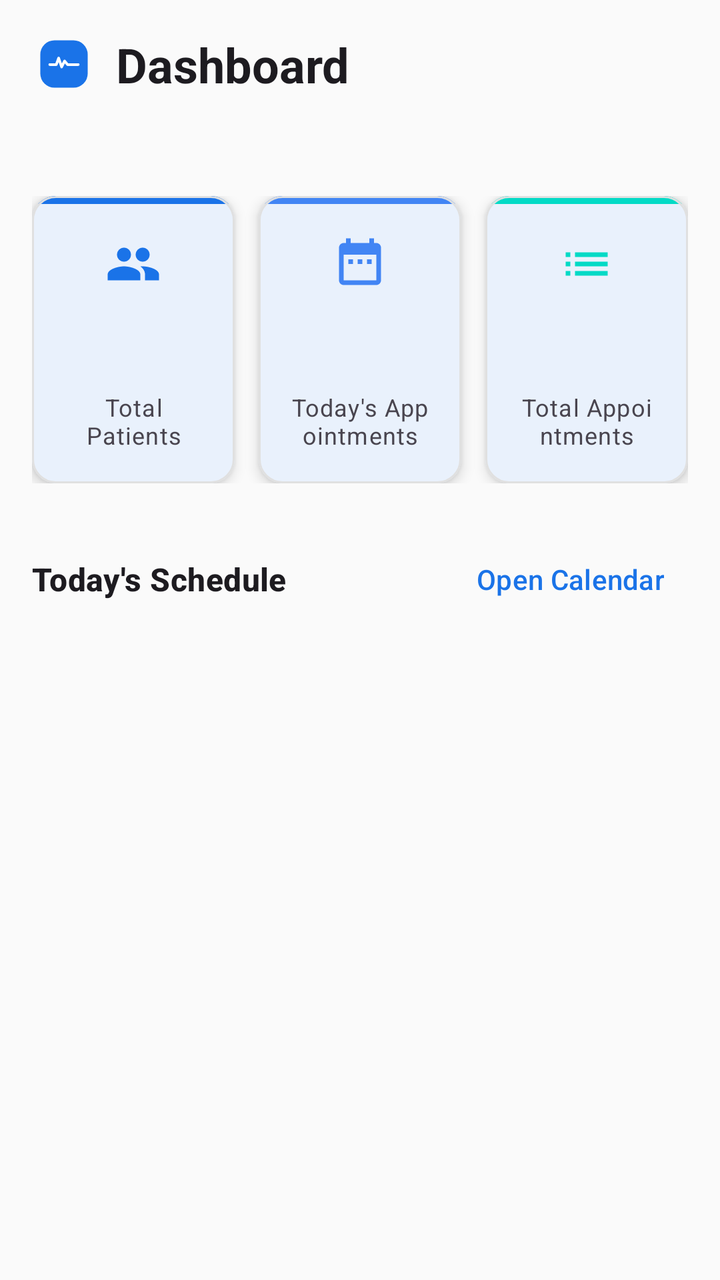
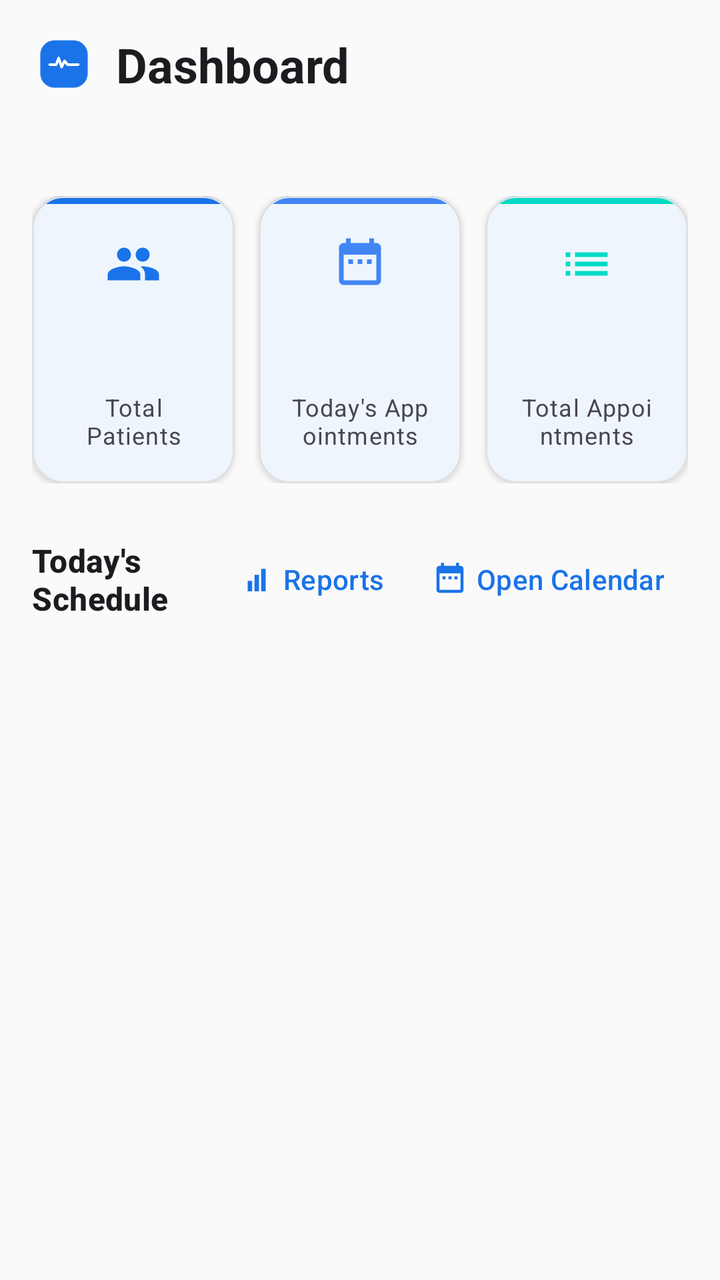

Before-and-after screenshots of an Android layout around one commit, followed by the original layout XML and the change that was made.
<!-- AndroidManifest.xml: application theme Theme.MedCare -->
<!-- res/layout/fragment_dashboard.xml -->
<?xml version="1.0" encoding="utf-8"?>
<ScrollView xmlns:android="http://schemas.android.com/apk/res/android"
    xmlns:app="http://schemas.android.com/apk/res-auto"
    android:layout_width="match_parent"
    android:layout_height="match_parent">

    <LinearLayout
        android:layout_width="match_parent"
        android:layout_height="wrap_content"
        android:orientation="vertical"
        android:padding="@dimen/margin_medium">

        <LinearLayout
            android:layout_width="match_parent"
            android:layout_height="wrap_content"
            android:gravity="center_vertical"
            android:orientation="horizontal">

            <ImageView
                android:layout_width="32dp"
                android:layout_height="32dp"
                android:contentDescription="@string/app_name"
                android:src="@drawable/ic_app_logo" />

            <TextView
                android:id="@+id/title"
                android:layout_width="wrap_content"
                android:layout_height="wrap_content"
                android:layout_marginStart="10dp"
                android:text="@string/nav_dashboard"
                android:textAppearance="@style/TextAppearance.Material3.HeadlineSmall"
                android:textStyle="bold" />
        </LinearLayout>

        <TextView
            android:id="@+id/welcome_text"
            android:layout_width="match_parent"
            android:layout_height="wrap_content"
            android:layout_marginTop="4dp"
            android:textAppearance="@style/TextAppearance.Material3.BodyLarge" />

        <LinearLayout
            android:id="@+id/cards_container"
            android:layout_width="match_parent"
            android:layout_height="wrap_content"
            android:layout_marginTop="@dimen/margin_large"
            android:orientation="horizontal"
            android:weightSum="3">

            <com.google.android.material.card.MaterialCardView
                android:id="@+id/total_patients_card"
                android:layout_width="0dp"
                android:layout_height="wrap_content"
                android:layout_weight="1"
                android:layout_marginEnd="6dp"
                android:clickable="true"
                android:focusable="true"
                android:foreground="?attr/selectableItemBackground"
                app:cardCornerRadius="@dimen/corner_radius"
                app:cardElevation="@dimen/elevation_card"
                app:contentPadding="0dp">

                <LinearLayout
                    android:layout_width="match_parent"
                    android:layout_height="wrap_content"
                    android:orientation="vertical">

                    <View
                        android:layout_width="match_parent"
                        android:layout_height="4dp"
                        android:background="?attr/colorPrimary" />

                    <LinearLayout
                        android:id="@+id/total_patients_content"
                        android:layout_width="match_parent"
                        android:layout_height="wrap_content"
                        android:gravity="center"
                        android:orientation="vertical"
                        android:padding="@dimen/margin_medium">

                        <ImageView
                            android:layout_width="28dp"
                            android:layout_height="28dp"
                            android:adjustViewBounds="true"
                            android:contentDescription="@string/total_patients"
                            android:scaleType="fitCenter"
                            android:src="@drawable/ic_people"
                            app:tint="?attr/colorPrimary" />

                        <TextView
                            android:id="@+id/total_patients_value"
                            android:layout_width="wrap_content"
                            android:layout_height="wrap_content"
                            android:layout_marginTop="8dp"
                            android:textAppearance="@style/TextAppearance.Material3.HeadlineMedium"
                            android:textColor="?attr/colorPrimary"
                            android:textStyle="bold" />

                        <TextView
                            android:id="@+id/total_patients_label"
                            android:layout_width="match_parent"
                            android:layout_height="wrap_content"
                            android:layout_marginTop="4dp"
                            android:gravity="center_horizontal"
                            android:hyphenationFrequency="normal"
                            android:text="@string/total_patients"
                            android:textAppearance="@style/TextAppearance.Material3.BodySmall"
                            android:textColor="?attr/colorOnSurfaceVariant" />

                    </LinearLayout>
                </LinearLayout>
            </com.google.android.material.card.MaterialCardView>

            <com.google.android.material.card.MaterialCardView
                android:id="@+id/today_count_card"
                android:layout_width="0dp"
                android:layout_height="wrap_content"
                android:layout_weight="1"
                android:layout_marginHorizontal="6dp"
                android:clickable="true"
                android:focusable="true"
                android:foreground="?attr/selectableItemBackground"
                app:cardCornerRadius="@dimen/corner_radius"
                app:cardElevation="@dimen/elevation_card"
                app:contentPadding="0dp">

                <LinearLayout
                    android:layout_width="match_parent"
                    android:layout_height="wrap_content"
                    android:orientation="vertical">

                    <View
                        android:layout_width="match_parent"
                        android:layout_height="4dp"
                        android:background="?attr/colorTertiary" />

                    <LinearLayout
                        android:id="@+id/today_count_content"
                        android:layout_width="match_parent"
                        android:layout_height="wrap_content"
                        android:gravity="center"
                        android:orientation="vertical"
                        android:padding="@dimen/margin_medium">

                        <ImageView
                            android:layout_width="28dp"
                            android:layout_height="28dp"
                            android:adjustViewBounds="true"
                            android:contentDescription="@string/today_appointments"
                            android:scaleType="fitCenter"
                            android:src="@drawable/ic_calendar"
                            app:tint="?attr/colorTertiary" />

                        <TextView
                            android:id="@+id/today_count_value"
                            android:layout_width="wrap_content"
                            android:layout_height="wrap_content"
                            android:layout_marginTop="8dp"
                            android:textAppearance="@style/TextAppearance.Material3.HeadlineMedium"
                            android:textColor="?attr/colorTertiary"
                            android:textStyle="bold" />

                        <TextView
                            android:id="@+id/today_count_label"
                            android:layout_width="match_parent"
                            android:layout_height="wrap_content"
                            android:layout_marginTop="4dp"
                            android:gravity="center_horizontal"
                            android:hyphenationFrequency="normal"
                            android:text="@string/today_appointments"
                            android:textAppearance="@style/TextAppearance.Material3.BodySmall"
                            android:textColor="?attr/colorOnSurfaceVariant" />

                    </LinearLayout>
                </LinearLayout>
            </com.google.android.material.card.MaterialCardView>

            <com.google.android.material.card.MaterialCardView
                android:id="@+id/total_appointments_card"
                android:layout_width="0dp"
                android:layout_height="wrap_content"
                android:layout_weight="1"
                android:layout_marginStart="6dp"
                android:clickable="true"
                android:focusable="true"
                android:foreground="?attr/selectableItemBackground"
                app:cardCornerRadius="@dimen/corner_radius"
                app:cardElevation="@dimen/elevation_card"
                app:contentPadding="0dp">

                <LinearLayout
                    android:layout_width="match_parent"
                    android:layout_height="wrap_content"
                    android:orientation="vertical">

                    <View
                        android:layout_width="match_parent"
                        android:layout_height="4dp"
                        android:background="?attr/colorSecondary" />

                    <LinearLayout
                        android:id="@+id/total_appointments_content"
                        android:layout_width="match_parent"
                        android:layout_height="wrap_content"
                        android:gravity="center"
                        android:orientation="vertical"
                        android:padding="@dimen/margin_medium">

                        <ImageView
                            android:layout_width="28dp"
                            android:layout_height="28dp"
                            android:adjustViewBounds="true"
                            android:contentDescription="@string/total_appointments"
                            android:scaleType="fitCenter"
                            android:src="@drawable/ic_list"
                            app:tint="?attr/colorSecondary" />

                        <TextView
                            android:id="@+id/total_appointments_value"
                            android:layout_width="wrap_content"
                            android:layout_height="wrap_content"
                            android:layout_marginTop="8dp"
                            android:textAppearance="@style/TextAppearance.Material3.HeadlineMedium"
                            android:textColor="?attr/colorSecondary"
                            android:textStyle="bold" />

                        <TextView
                            android:id="@+id/total_appointments_label"
                            android:layout_width="match_parent"
                            android:layout_height="wrap_content"
                            android:layout_marginTop="4dp"
                            android:gravity="center_horizontal"
                            android:hyphenationFrequency="normal"
                            android:text="@string/total_appointments"
                            android:textAppearance="@style/TextAppearance.Material3.BodySmall"
                            android:textColor="?attr/colorOnSurfaceVariant" />

                    </LinearLayout>
                </LinearLayout>
            </com.google.android.material.card.MaterialCardView>

        </LinearLayout>

        <LinearLayout
            android:layout_width="match_parent"
            android:layout_height="wrap_content"
            android:layout_marginTop="@dimen/margin_large"
            android:gravity="center_vertical"
            android:orientation="horizontal">

            <TextView
                android:id="@+id/schedule_label"
                android:layout_width="0dp"
                android:layout_height="wrap_content"
                android:layout_weight="1"
                android:text="@string/today_schedule"
                android:textAppearance="@style/TextAppearance.Material3.TitleMedium"
                android:textStyle="bold" />

            <com.google.android.material.button.MaterialButton
                android:id="@+id/open_calendar_button"
                style="@style/Widget.Material3.Button.TextButton"
                android:layout_width="wrap_content"
                android:layout_height="wrap_content"
                android:text="@string/open_calendar" />

        </LinearLayout>

        <TextView
            android:id="@+id/no_appointments_text"
            android:layout_width="match_parent"
            android:layout_height="wrap_content"
            android:layout_marginTop="@dimen/margin_medium"
            android:text="@string/no_appointments_today"
            android:textAppearance="@style/TextAppearance.Material3.BodyMedium"
            android:visibility="gone" />

        <androidx.recyclerview.widget.RecyclerView
            android:id="@+id/schedule_recycler"
            android:layout_width="match_parent"
            android:layout_height="wrap_content"
            android:layout_marginTop="@dimen/margin_small"
            android:nestedScrollingEnabled="false" />

    </LinearLayout>
</ScrollView>
<!-- resources referenced by this layout -->
<resources>
  <dimen name="corner_radius">12dp</dimen>
  <dimen name="elevation_card">4dp</dimen>
  <dimen name="margin_large">24dp</dimen>
  <dimen name="margin_medium">16dp</dimen>
  <dimen name="margin_small">8dp</dimen>
  <!-- drawable ic_app_logo (drawable) -->
  <?xml version="1.0" encoding="utf-8"?>
  <vector xmlns:android="http://schemas.android.com/apk/res/android"
      android:width="108dp"
      android:height="108dp"
      android:viewportWidth="108"
      android:viewportHeight="108">
  
      
      <path
          android:fillColor="?attr/colorPrimary"
          android:pathData="M38,14 h32 a24,24 0 0 1 24,24 v32 a24,24 0 0 1 -24,24 h-32 a24,24 0 0 1 -24,-24 v-32 a24,24 0 0 1 24,-24 z" />
  
      
      <path
          android:pathData="M30,55 L41,55 L45,44 L50,59 L55,49 L60,55 L78,55"
          android:fillColor="#00000000"
          android:strokeColor="?attr/colorOnPrimary"
          android:strokeWidth="4.5"
          android:strokeLineCap="round"
          android:strokeLineJoin="round" />
  </vector>
  <!-- drawable ic_list (drawable) -->
  <?xml version="1.0" encoding="utf-8"?>
  <vector xmlns:android="http://schemas.android.com/apk/res/android"
      android:width="24dp"
      android:height="24dp"
      android:viewportWidth="24"
      android:viewportHeight="24">
      <path
          android:fillColor="@android:color/white"
          android:pathData="M3,13h2v-2H3v2zM3,17h2v-2H3v2zM3,9h2V7H3v2zM7,13h14v-2H7v2zM7,17h14v-2H7v2zM7,7v2h14V7H7z"/>
  </vector>
  <string name="app_name">MedCare</string>
  <string name="nav_dashboard">Dashboard</string>
  <string name="no_appointments_today">No appointments scheduled today</string>
  <string name="open_calendar">Open Calendar</string>
  <string name="today_appointments">Today\'s Appointments</string>
  <string name="today_schedule">Today\'s Schedule</string>
  <string name="total_appointments">Total Appointments</string>
  <string name="total_patients">Total Patients</string>
  <style name="Theme.MedCare" parent="Theme.MedCare.Blue" />
  <style name="Base.Theme.MedCare.Light" parent="Theme.Material3.Light.NoActionBar">
          <item name="colorError">@color/error</item>
          <item name="colorOnError">@color/on_error</item>
          <item name="android:windowLightStatusBar">true</item>
      </style>
  <color name="primary">#1A73E8</color>
  <color name="primary_variant">#1557B0</color>
  <color name="on_primary">#FFFFFF</color>
  <color name="primary_container">#D2E3FC</color>
  <color name="on_primary_container">#041E49</color>
  <color name="tertiary">#4285F4</color>
  <color name="tertiary_container">#D2E3FC</color>
  <color name="on_tertiary_container">#041E49</color>
  <color name="secondary">#03DAC6</color>
  <color name="secondary_variant">#018786</color>
  <color name="on_secondary">#000000</color>
  <color name="background">#FAFAFA</color>
  <color name="on_background">#1C1B1F</color>
  <color name="surface">#FFFFFF</color>
  <color name="on_surface">#1C1B1F</color>
  <color name="text_secondary">#49454F</color>
  <color name="outline">#79747E</color>
  <color name="divider">#E0E0E0</color>
  <color name="error">#B3261E</color>
  <color name="on_error">#FFFFFF</color>
  <!-- unchanged entries left out for length: 3 -->
</resources>

<!-- the commit's change to res/layout/fragment_dashboard.xml (unified diff, before → after) -->
@@ -57,7 +57,7 @@
                 android:focusable="true"
                 android:foreground="?attr/selectableItemBackground"
                 app:cardCornerRadius="@dimen/corner_radius"
-                app:cardElevation="@dimen/elevation_card"
+                app:cardElevation="2dp" app:strokeWidth="1dp" app:strokeColor="?attr/colorOutlineVariant"
                 app:contentPadding="0dp">
 
                 <LinearLayout
@@ -121,7 +121,7 @@
                 android:focusable="true"
                 android:foreground="?attr/selectableItemBackground"
                 app:cardCornerRadius="@dimen/corner_radius"
-                app:cardElevation="@dimen/elevation_card"
+                app:cardElevation="2dp" app:strokeWidth="1dp" app:strokeColor="?attr/colorOutlineVariant"
                 app:contentPadding="0dp">
 
                 <LinearLayout
@@ -185,7 +185,7 @@
                 android:focusable="true"
                 android:foreground="?attr/selectableItemBackground"
                 app:cardCornerRadius="@dimen/corner_radius"
-                app:cardElevation="@dimen/elevation_card"
+                app:cardElevation="2dp" app:strokeWidth="1dp" app:strokeColor="?attr/colorOutlineVariant"
                 app:contentPadding="0dp">
 
                 <LinearLayout
@@ -258,11 +258,20 @@
                 android:textStyle="bold" />
 
             <com.google.android.material.button.MaterialButton
+                android:id="@+id/reports_button"
+                style="@style/Widget.Material3.Button.TextButton"
+                android:layout_width="wrap_content"
+                android:layout_height="wrap_content"
+                android:text="@string/reports"
+                app:icon="@drawable/ic_chart" />
+
+            <com.google.android.material.button.MaterialButton
                 android:id="@+id/open_calendar_button"
                 style="@style/Widget.Material3.Button.TextButton"
                 android:layout_width="wrap_content"
                 android:layout_height="wrap_content"
-                android:text="@string/open_calendar" />
+                android:text="@string/open_calendar"
+                app:icon="@drawable/ic_calendar" />
 
         </LinearLayout>
 
<!-- resource entries referenced after the edit -->
@@ -1,7 +1,6 @@
 <!-- resources referenced by this layout -->
 <resources>
-  <dimen name="corner_radius">12dp</dimen>
-  <dimen name="elevation_card">4dp</dimen>
+  <dimen name="corner_radius">16dp</dimen>
   <dimen name="margin_large">24dp</dimen>
   <dimen name="margin_medium">16dp</dimen>
   <dimen name="margin_small">8dp</dimen>
@@ -13,12 +12,10 @@
       android:viewportWidth="108"
       android:viewportHeight="108">
   
-      
       <path
           android:fillColor="?attr/colorPrimary"
           android:pathData="M38,14 h32 a24,24 0 0 1 24,24 v32 a24,24 0 0 1 -24,24 h-32 a24,24 0 0 1 -24,-24 v-32 a24,24 0 0 1 24,-24 z" />
   
-      
       <path
           android:pathData="M30,55 L41,55 L45,44 L50,59 L55,49 L60,55 L78,55"
           android:fillColor="#00000000"
@@ -26,6 +23,17 @@
           android:strokeWidth="4.5"
           android:strokeLineCap="round"
           android:strokeLineJoin="round" />
+  </vector>
+  <!-- drawable ic_chart (drawable) -->
+  <?xml version="1.0" encoding="utf-8"?>
+  <vector xmlns:android="http://schemas.android.com/apk/res/android"
+      android:width="24dp"
+      android:height="24dp"
+      android:viewportWidth="24"
+      android:viewportHeight="24">
+      <path
+          android:fillColor="#000000"
+          android:pathData="M6,13 L9,13 L9,20 L6,20 Z M10.5,9 L13.5,9 L13.5,20 L10.5,20 Z M15,5 L18,5 L18,20 L15,20 Z" />
   </vector>
   <!-- drawable ic_list (drawable) -->
   <?xml version="1.0" encoding="utf-8"?>
@@ -42,6 +50,7 @@
   <string name="nav_dashboard">Dashboard</string>
   <string name="no_appointments_today">No appointments scheduled today</string>
   <string name="open_calendar">Open Calendar</string>
+  <string name="reports">Reports</string>
   <string name="today_appointments">Today\'s Appointments</string>
   <string name="today_schedule">Today\'s Schedule</string>
   <string name="total_appointments">Total Appointments</string>
